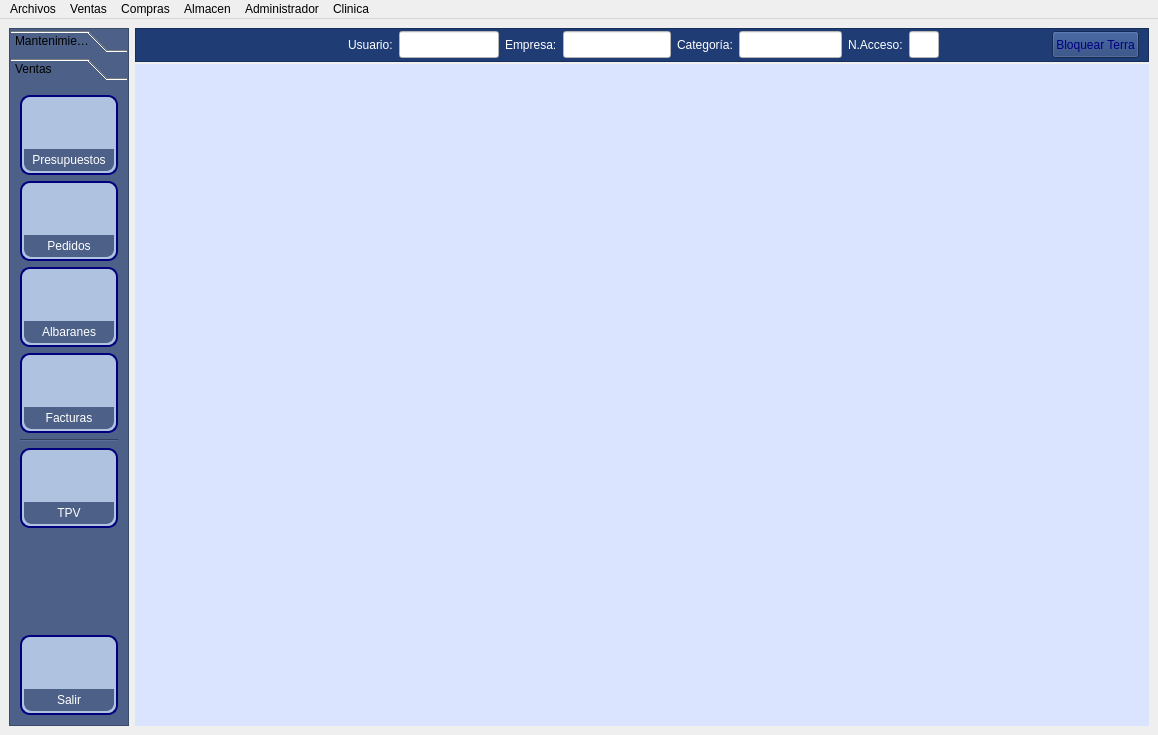
Old version of the form mainwindow.ui in the repository arcnexus/RedFoX.
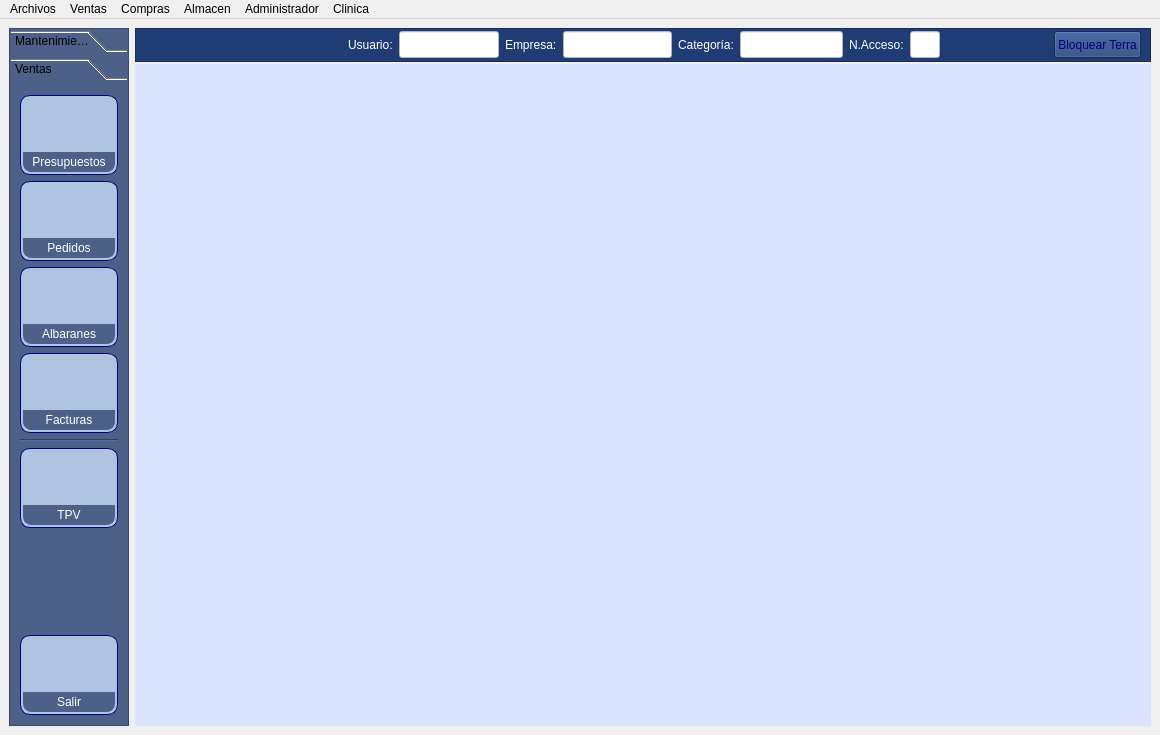
New version of the form. The open tabs and pages were chosen to show the change. Icons and pictures are not drawn.

Commit message: Tamaño mainwindow.ui arreglado jejejejeje.

The edit to the form file:
```diff
--- a/mainwindow.ui
+++ b/mainwindow.ui
@@ -6,7 +6,7 @@
    <rect>
     <x>0</x>
     <y>0</y>
-    <width>1139</width>
+    <width>1160</width>
     <height>735</height>
    </rect>
   </property>
@@ -676,7 +676,7 @@
            <rect>
             <x>0</x>
             <y>0</y>
-            <width>116</width>
+            <width>114</width>
             <height>633</height>
            </rect>
           </property>
@@ -700,7 +700,7 @@
              </property>
              <property name="styleSheet">
               <string notr="true">QFrame {
-border: 2px;
+border: 1px;
 border-style:solid;
 border-radius: 10px;
 padding: 2px;
@@ -808,7 +808,7 @@
              </property>
              <property name="styleSheet">
               <string notr="true">QFrame {
-border: 2px;
+border: 1px;
 border-style:solid;
 border-radius: 10px;
 padding: 2px;
@@ -916,7 +916,7 @@
              </property>
              <property name="styleSheet">
               <string notr="true">QFrame {
-border: 2px;
+border: 1px;
 border-style:solid;
 border-radius: 10px;
 padding: 2px;
@@ -1024,7 +1024,7 @@
              </property>
              <property name="styleSheet">
               <string notr="true">QFrame {
-border: 2px;
+border: 1px;
 border-style:solid;
 border-radius: 10px;
 padding: 2px;
@@ -1139,7 +1139,7 @@
              </property>
              <property name="styleSheet">
               <string notr="true">QFrame {
-border: 2px;
+border: 1px;
 border-style:solid;
 border-radius: 10px;
 padding: 2px;
@@ -1260,7 +1260,7 @@
              </property>
              <property name="styleSheet">
               <string notr="true">QFrame {
-border: 2px;
+border: 1px;
 border-style:solid;
 border-radius: 10px;
 padding: 2px;
@@ -2071,8 +2071,8 @@
     <rect>
      <x>0</x>
      <y>0</y>
-     <width>1139</width>
-     <height>21</height>
+     <width>1160</width>
+     <height>22</height>
     </rect>
    </property>
    <widget class="QMenu" name="menuArchivos">
```
Left out of the diff: 146 changed lines with no effect on the pictures. The commit also changes 3 other files.
